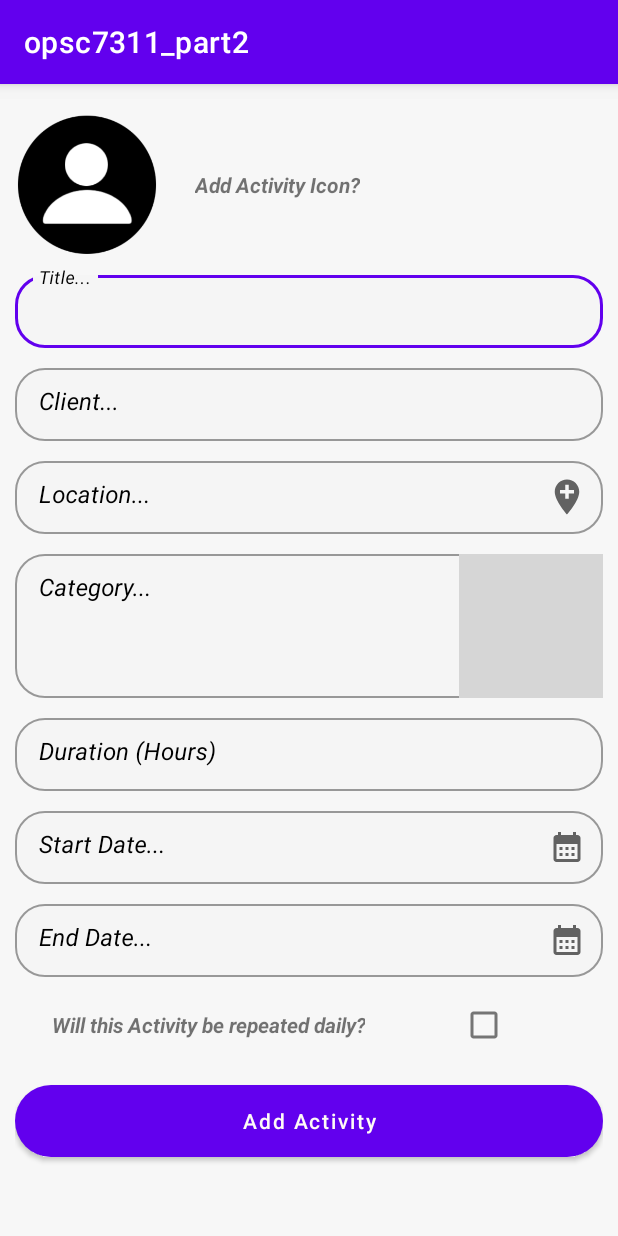
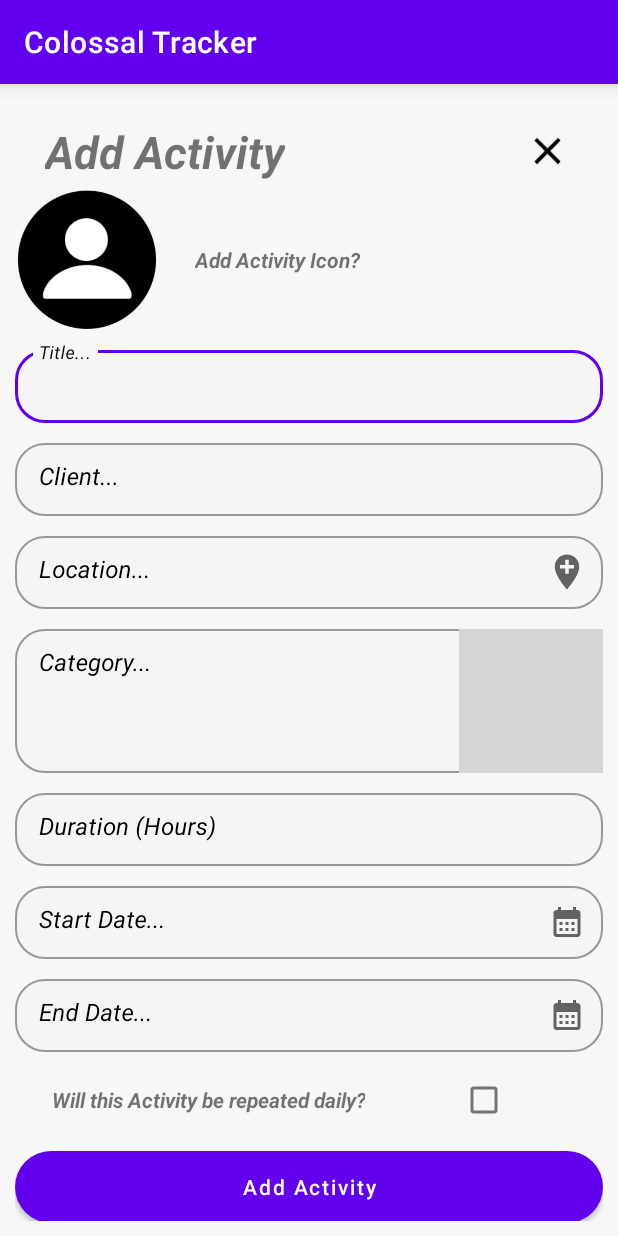
Before and after one commit to GabrielGrobb/opsc7311_part2, an Android app: the screen it shows after launch (AddActivity), on a phone screen of 412 x 824 dp. Run offline under Robolectric (Android 15) with nearby library versions, the phone set to English and light mode, and no system bars; grey boxes are pictures that could not be loaded.

Commit message:
Finished Add Activity page (Maybe swap out text boxes for input-specifc views?) Updated AppName in strings.xml to "Colossal Tracker" Started work on Add Activity Page.
Signed-off-by: JoshuaCousins <st10081893@vcconnect.edu.za>

```diff
--- a/app/src/main/java/com/example/opsc7311_part2/AddActivity.kt
+++ b/app/src/main/java/com/example/opsc7311_part2/AddActivity.kt
@@ -2,6 +2,7 @@ package com.example.opsc7311_part2
 
 //Add necessary references for view
 import android.os.Bundle
+import android.widget.ImageView
 import androidx.appcompat.app.AppCompatActivity
 import com.google.android.material.textfield.TextInputEditText
 import com.google.android.material.textfield.TextInputLayout
@@ -11,17 +12,33 @@ class AddActivity : AppCompatActivity() {
         super.onCreate(savedInstanceState)
         setContentView(R.layout.activity_add_activity)
 
-        //Get a reference to the view that we want to access
-        //
-        //Start Date for both text box and editable text
-        val  tilStartDate: TextInputLayout = findViewById(R.id.til_StartDate)
+        //Views
+        val backButton: ImageView = findViewById(R.id.til_BackButton)
+        val tilLocation: TextInputLayout = findViewById(R.id.til_Location)
+        val txtLocation: TextInputEditText = findViewById(R.id.txtLocation)
+        val tilCategory: TextInputLayout = findViewById(R.id.til_Category)
+        val txtCategory: TextInputEditText = findViewById(R.id.txtCategory)
+        val tilStartDate: TextInputLayout = findViewById(R.id.til_StartDate)
         val txtStartDate: TextInputEditText = findViewById(R.id.txtStartDate)
+        val tilEndDate: TextInputLayout = findViewById(R.id.til_EndDate)
+        val txtEndDate: TextInputEditText = findViewById(R.id.txtEndDate)
 
 
+        //Functions
+        fun performActionOnClick() {
 
-        //Manipulate the view
-        //Adding event handlers to check when the end icon is clicked
-        fun performActionOnClick() {
+        }
+
+        //Listeners
+        backButton.setOnClickListener(){
+
+        }
+
+        tilLocation.setEndIconOnClickListener(){
+
+        }
+
+        tilCategory.setEndIconOnClickListener(){
 
         }
 
@@ -30,5 +47,9 @@ class AddActivity : AppCompatActivity() {
             performActionOnClick()
         }
 
+        tilEndDate.setEndIconOnClickListener(){
+
+        }
+
     }
 }
--- /dev/null
+++ b/app/src/main/res/drawable/close_icon.xml
@@ -0,0 +1,5 @@
+<vector android:height="24dp" android:tint="#000000"
+    android:viewportHeight="24" android:viewportWidth="24"
+    android:width="24dp" xmlns:android="http://schemas.android.com/apk/res/android">
+    <path android:fillColor="@android:color/white" android:pathData="M19,6.41L17.59,5 12,10.59 6.41,5 5,6.41 10.59,12 5,17.59 6.41,19 12,13.41 17.59,19 19,17.59 13.41,12z"/>
+</vector>
--- a/app/src/main/res/layout/activity_add_activity.xml
+++ b/app/src/main/res/layout/activity_add_activity.xml
@@ -16,20 +16,48 @@
         android:orientation="vertical"
         android:layout_marginTop="10dp"
         android:padding="10dp">
+        <RelativeLayout
+            android:layout_height="50dp"
+            android:layout_width="fill_parent"
+            android:id="@+id/headerNav">
+
+            <ImageView
+                android:id="@+id/til_BackButton"
+                android:layout_width="30dp"
+                android:layout_height="40dp"
+                android:layout_toRightOf="@id/Header"
+                android:layout_gravity="end"
+                android:layout_marginLeft="160dp"
+                android:layout_centerVertical="true"
+                app:srcCompat="@drawable/close_icon"
+                ></ImageView>
+
+            <TextView
+                android:id="@+id/Header"
+                android:text="@string/add_activity_header"
+                android:layout_centerVertical="true"
+                android:layout_marginLeft="20dp"
+                android:gravity="end"
+                android:layout_height="wrap_content"
+                android:textStyle="italic|bold"
+                android:layout_width="wrap_content"
+                android:textSize="30dp"
+                >
+            </TextView>
+
+        </RelativeLayout>
 
         <RelativeLayout
             android:layout_height="wrap_content"
             android:layout_width="fill_parent"
             android:id="@+id/headerLinearLay">
 
-
-
             <ImageView
                 android:id="@+id/imageView"
                 android:layout_width="96dp"
                 android:layout_height="94dp"
                 android:layout_gravity="left"
-                app:srcCompat="@drawable/default_profile"/>
+                app:srcCompat="@drawable/default_profile"></ImageView>
 
             <TextView
                 android:id="@+id/usernameTextView"
@@ -41,7 +69,9 @@
                 android:gravity="end"
                 android:layout_height="wrap_content"
                 android:textStyle="italic|bold"
-                android:layout_width="wrap_content"></TextView>
+                android:layout_width="wrap_content">
+            </TextView>
+
         </RelativeLayout>
 
         <com.google.android.material.textfield.TextInputLayout
@@ -260,7 +290,7 @@
             android:id="@+id/btnLogin"
             android:layout_width="match_parent"
             android:layout_height="48dp"
-            android:layout_marginTop="16dp"
+            android:layout_marginTop="10dp"
             android:layout_marginBottom="16dp"
             android:background="@drawable/custom_button1"
             android:text="@string/add_activity"
--- a/app/src/main/res/values/strings.xml
+++ b/app/src/main/res/values/strings.xml
@@ -1,5 +1,5 @@
 <resources>
-    <string name="app_name">opsc7311_part2</string>
+    <string name="app_name">Colossal Tracker</string>
     <string name="cancel">Cancel</string>
     <string name="confirmpassword">Confirm Password...</string>
     <string name="donthaveacc">Dont have an account? Click here to register</string>
@@ -23,4 +23,7 @@
     <string name="start_date">Start Date...</string>
     <string name="end_date">End Date...</string>
     <string name="repeat_activity">Will this Activity be repeated daily?</string>
+    --Add Category Page
+    <string name="add_category_icon">Add Category Icon?</string>
+    <string name="add_activity_header">Add Activity</string>
 </resources>
```
Also changed, not shown: app/src/main/res/layout/activity_add_category.xml (added, +69 -0 lines).
